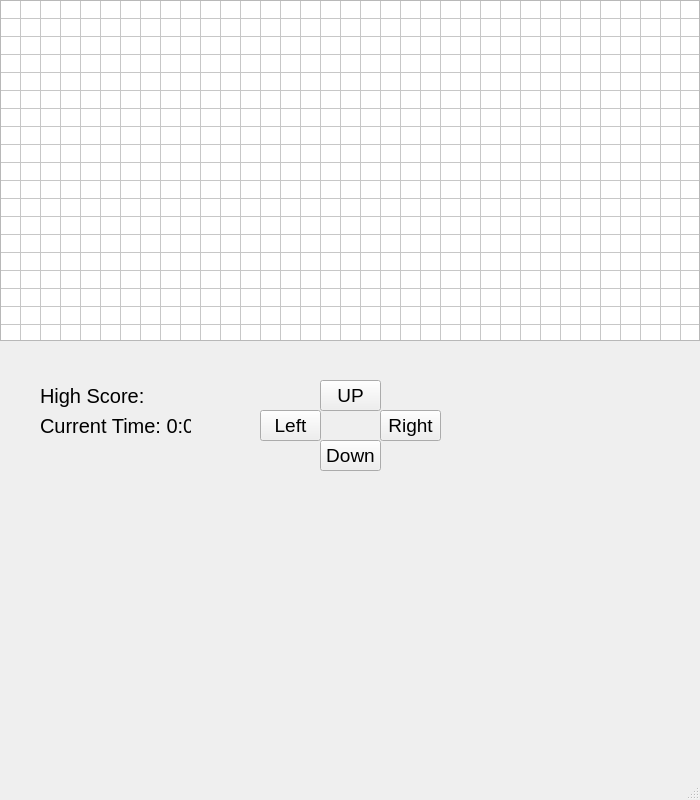
This is maze-game-gui.ui in cmaul25/CIST-1620-Final-Project-2 as Qt 5 draws it before an edit. The edited form follows.
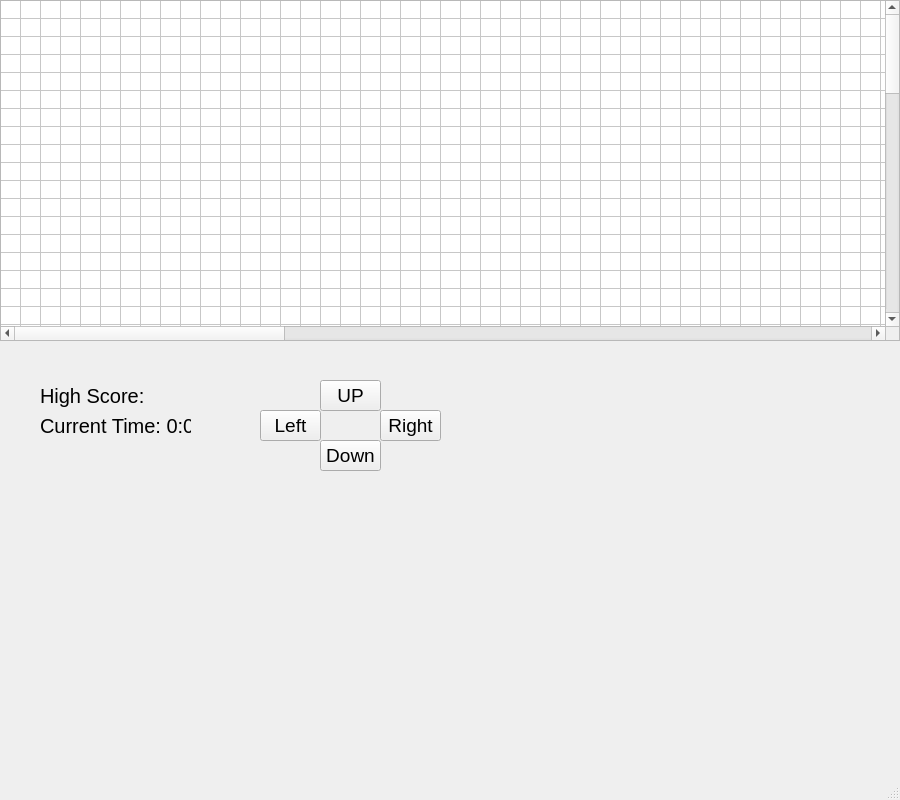
This is the edited form.

Commit message: maze generation #1

Diff of the .ui file:
```diff
--- a/maze-game-gui.ui
+++ b/maze-game-gui.ui
@@ -6,19 +6,19 @@
    <rect>
     <x>0</x>
     <y>0</y>
-    <width>700</width>
+    <width>900</width>
     <height>800</height>
    </rect>
   </property>
   <property name="minimumSize">
    <size>
-    <width>700</width>
+    <width>900</width>
     <height>800</height>
    </size>
   </property>
   <property name="maximumSize">
    <size>
-    <width>700</width>
+    <width>900</width>
     <height>800</height>
    </size>
   </property>
@@ -103,7 +103,7 @@
      <rect>
       <x>0</x>
       <y>0</y>
-      <width>700</width>
+      <width>900</width>
       <height>341</height>
      </rect>
     </property>
@@ -114,10 +114,10 @@
      </size>
     </property>
     <property name="verticalScrollBarPolicy">
-     <enum>Qt::ScrollBarAlwaysOff</enum>
+     <enum>Qt::ScrollBarAsNeeded</enum>
     </property>
     <property name="horizontalScrollBarPolicy">
-     <enum>Qt::ScrollBarAlwaysOff</enum>
+     <enum>Qt::ScrollBarAsNeeded</enum>
     </property>
     <property name="sizeAdjustPolicy">
      <enum>QAbstractScrollArea::AdjustToContents</enum>
@@ -141,7 +141,7 @@
      <bool>false</bool>
     </attribute>
     <attribute name="horizontalHeaderDefaultSectionSize">
-     <number>5</number>
+     <number>2</number>
     </attribute>
     <attribute name="horizontalHeaderMinimumSectionSize">
      <number>5</number>
@@ -150,7 +150,7 @@
      <bool>false</bool>
     </attribute>
     <attribute name="verticalHeaderDefaultSectionSize">
-     <number>5</number>
+     <number>2</number>
     </attribute>
     <attribute name="verticalHeaderHighlightSections">
      <bool>true</bool>
```
Left out of the diff: 7 changed lines with no effect on the pictures. The commit also changes 2 other files.
